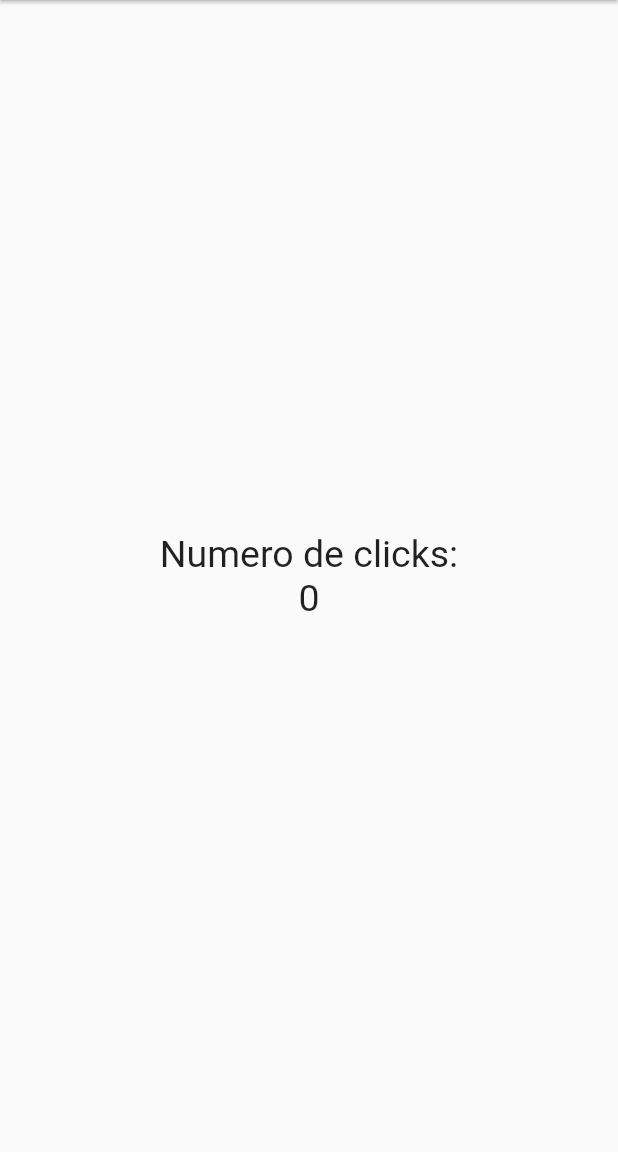
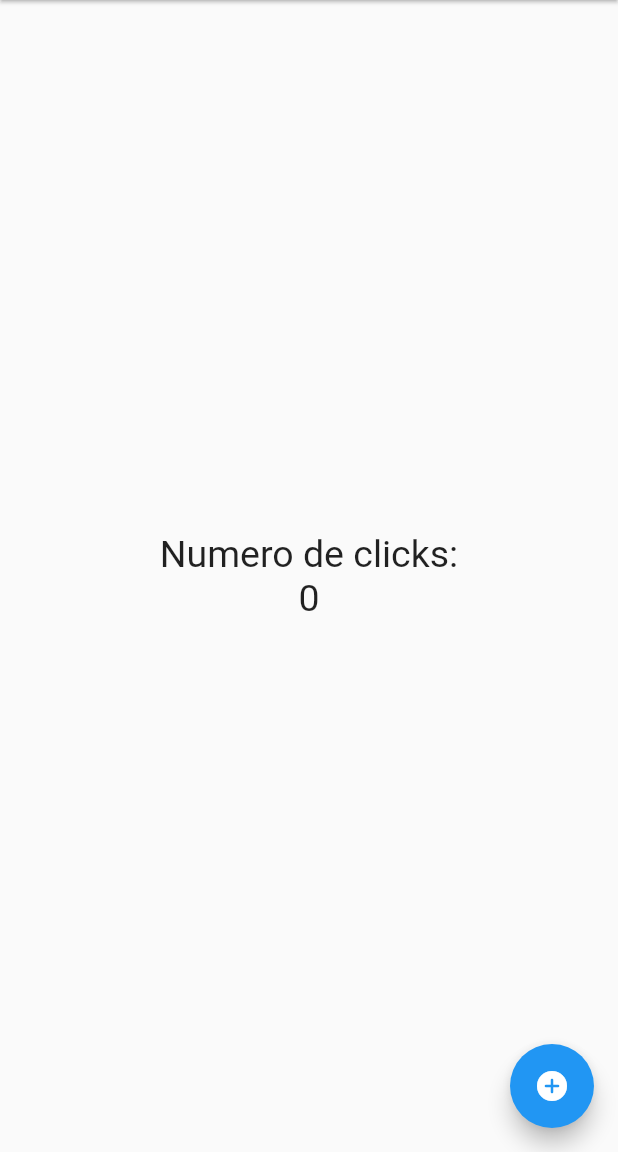
Before and after one commit to Gregoriomiqui/contadorFlutter, a Flutter app: the screen it shows after launch, on a phone screen of 412 x 824 dp, the part 84-1236 px from its top. Run offline on Flutter 3.47's test engine with Material 2 defaults, Android fonts, the phone set to English and light mode, and no system bars.

Commit message:
FloatingActionButton

```diff
--- a/lib/src/pages/home_page.dart
+++ b/lib/src/pages/home_page.dart
@@ -22,6 +22,14 @@ class HomePage extends StatelessWidget {
           mainAxisAlignment: MainAxisAlignment.center,
         )
       ),
+      floatingActionButton: FloatingActionButton(
+        child: Icon(
+          Icons.add_circle_rounded
+        ),
+        onPressed: () {
+          print("hola");
+        },
+      )
     );
   }
 }
```
